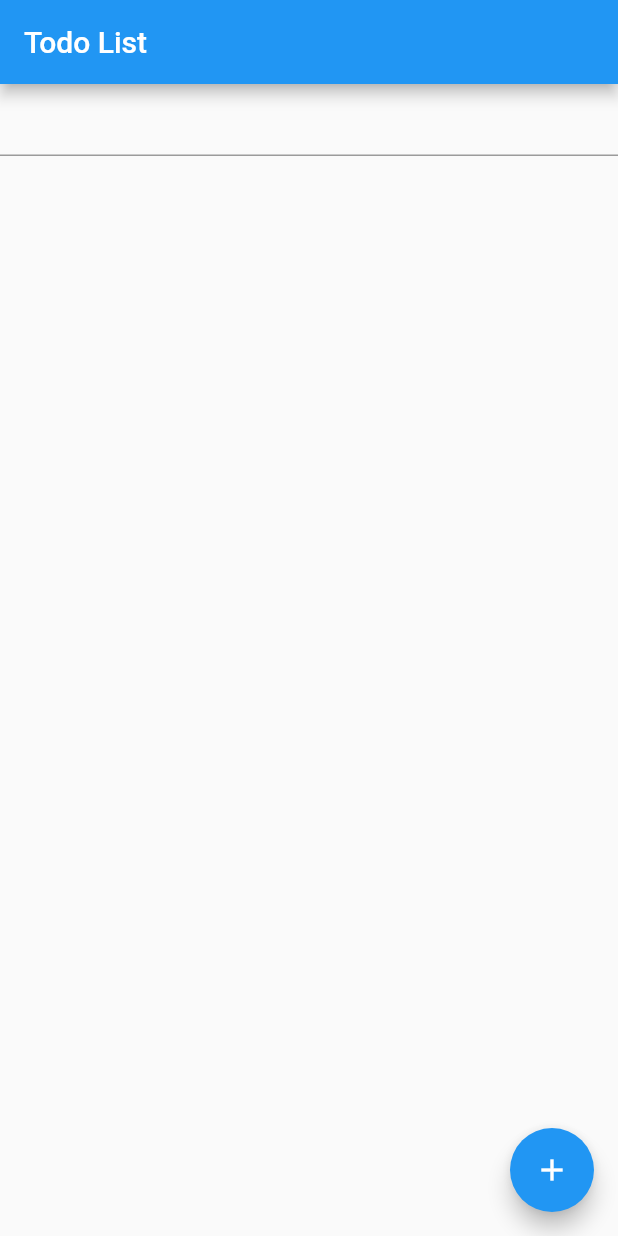
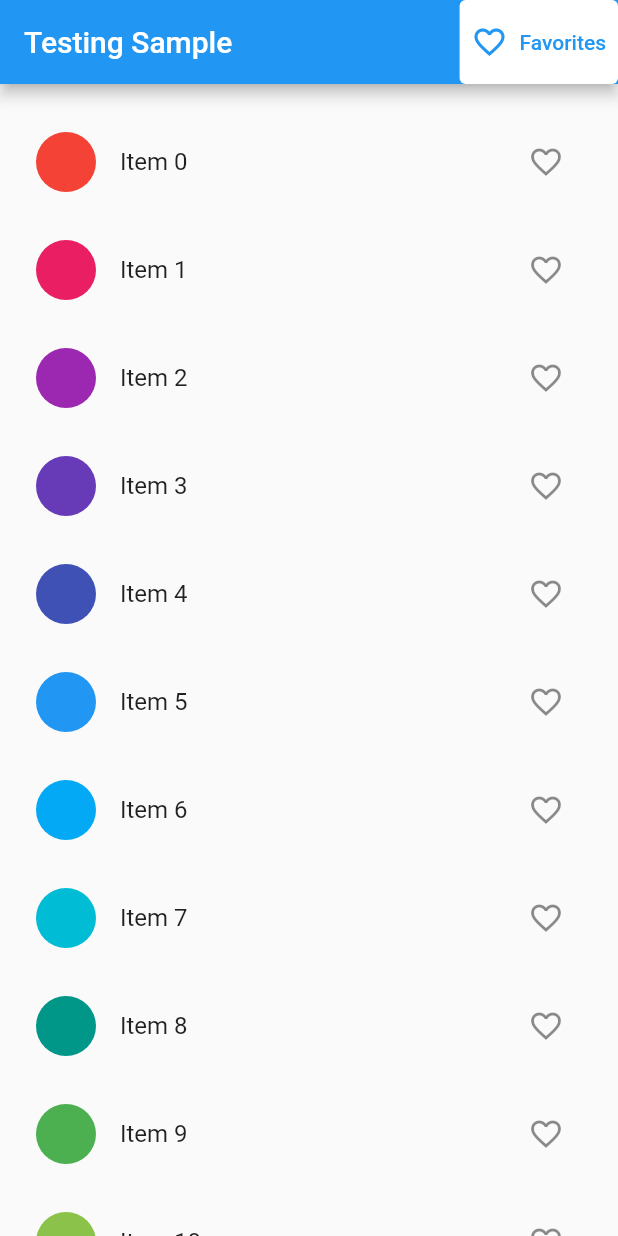
Before and after one commit to Salma666E/unit-test-flutter, a Flutter app: the screen it shows after launch, on a phone screen of 412 x 824 dp. Run offline on Flutter 3.47's test engine with Material 2 defaults, Android fonts, the phone set to English and light mode, and no system bars; our stand-ins replace dio.

Commit message:
new updated test

```diff
--- a/lib/main.dart
+++ b/lib/main.dart
@@ -1,8 +1,10 @@
 import 'package:flutter/material.dart';
 import 'package:test/onclick_widget.dart';
+import 'package:test/testing_integration_app/test_app.dart';
 
 void main() {
-  runApp(const TodoList());
+  runApp(const TestingApp());
+  // runApp(const TodoList());
   // runApp(const MyApp());
 }
 
--- /dev/null
+++ b/lib/testing_integration_app/favorites_mdl.dart
@@ -0,0 +1,18 @@
+import 'package:flutter/material.dart';
+
+/// The [Favorites] class holds a list of favorite items saved by the user.
+class Favorites extends ChangeNotifier {
+  final List<int> _favoriteItems = [];
+
+  List<int> get items => _favoriteItems;
+
+  void add(int itemNo) {
+    _favoriteItems.add(itemNo);
+    notifyListeners();
+  }
+
+  void remove(int itemNo) {
+    _favoriteItems.remove(itemNo);
+    notifyListeners();
+  }
+}
--- /dev/null
+++ b/lib/testing_integration_app/home.dart
@@ -0,0 +1,77 @@
+import 'package:flutter/material.dart';
+import 'package:provider/provider.dart';
+
+import 'favorites_mdl.dart';
+import 'favorites_scrn.dart';
+
+class HomePage extends StatelessWidget {
+  static String routeName = '/';
+
+  @override
+  Widget build(BuildContext context) {
+    return Scaffold(
+      appBar: AppBar(
+        title: const Text('Testing Sample'),
+        actions: <Widget>[
+          TextButton.icon(
+            style: TextButton.styleFrom(backgroundColor: Colors.white),
+            onPressed: () {
+              Navigator.pushNamed(context, FavoritesPage.routeName);
+            },
+            icon: const Icon(Icons.favorite_border),
+            label: const Text('Favorites'),
+          ),
+        ],
+      ),
+      body: ListView.builder(
+        itemCount: 100,
+        cacheExtent: 20.0,
+        padding: const EdgeInsets.symmetric(vertical: 16),
+        itemBuilder: (context, index) => ItemTile(index),
+      ),
+    );
+  }
+}
+
+class ItemTile extends StatelessWidget {
+  final int itemNo;
+
+  const ItemTile(this.itemNo);
+
+  @override
+  Widget build(BuildContext context) {
+    var favoritesList = Provider.of<Favorites>(context);
+
+    return Padding(
+      padding: const EdgeInsets.all(8.0),
+      child: ListTile(
+        leading: CircleAvatar(
+          backgroundColor: Colors.primaries[itemNo % Colors.primaries.length],
+        ),
+        title: Text(
+          'Item $itemNo',
+          key: Key('text_$itemNo'),
+        ),
+        trailing: IconButton(
+          key: Key('icon_$itemNo'),
+          icon: favoritesList.items.contains(itemNo)
+              ? const Icon(Icons.favorite)
+              : const Icon(Icons.favorite_border),
+          onPressed: () {
+            !favoritesList.items.contains(itemNo)
+                ? favoritesList.add(itemNo)
+                : favoritesList.remove(itemNo);
+            ScaffoldMessenger.of(context).showSnackBar(
+              SnackBar(
+                content: Text(favoritesList.items.contains(itemNo)
+                    ? 'Added to favorites.'
+                    : 'Removed from favorites.'),
+                duration: const Duration(seconds: 1),
+              ),
+            );
+          },
+        ),
+      ),
+    );
+  }
+}
--- /dev/null
+++ b/lib/testing_integration_app/test_app.dart
@@ -0,0 +1,29 @@
+
+import 'package:flutter/material.dart';
+import 'package:provider/provider.dart';
+
+import 'favorites_mdl.dart';
+import 'favorites_scrn.dart';
+import 'home.dart';
+
+class TestingApp extends StatelessWidget {
+  const TestingApp({Key? key});
+
+  @override
+  Widget build(BuildContext context) {
+    return ChangeNotifierProvider<Favorites>(
+      create: (context) => Favorites(),
+      child: MaterialApp(
+        title: 'Testing Sample',
+        theme: ThemeData(
+          primarySwatch: Colors.blue,
+        ),
+        routes: {
+          HomePage.routeName: (context) =>  HomePage(),
+          FavoritesPage.routeName: (context) =>  FavoritesPage(),
+        },
+        initialRoute: HomePage.routeName,
+      ),
+    );
+  }
+}
--- a/pubspec.yaml
+++ b/pubspec.yaml
@@ -30,6 +30,8 @@ dependencies:
   flutter:
     sdk: flutter
   http:
+  provider:
+  dio:
 
 
   # The following adds the Cupertino Icons font to your application.
@@ -38,6 +40,8 @@ dependencies:
 
 dev_dependencies:
   flutter_test:
+    sdk: flutter
+  integration_test:
     sdk: flutter
   mockito:
   build_runner:
```
Also changed, not shown: lib/auth/authentication_repository.dart (added, +29 -0 lines), lib/testing_integration_app/favorites_scrn.dart (added, +59 -0 lines), pubspec.lock, 6 other files.
